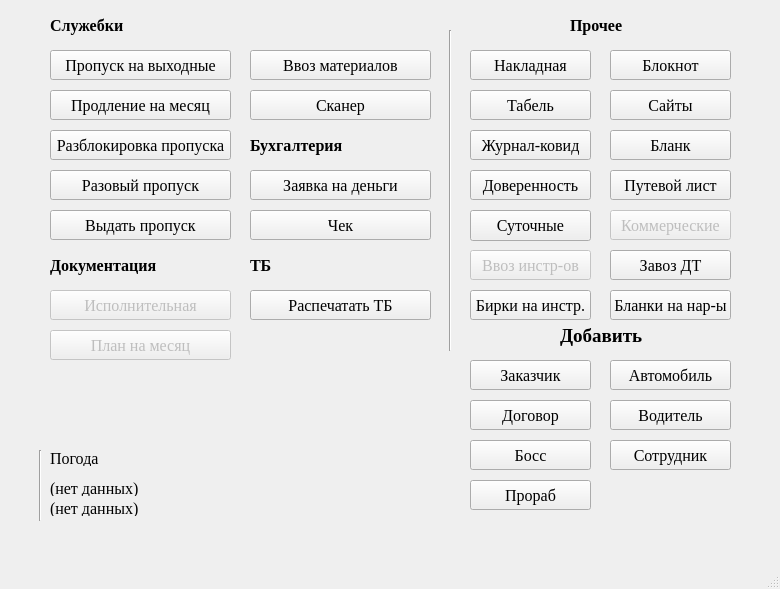
First picture: the form in notebook/sourse/ui_files/main_menu.ui, repository SmolPO/my_helper, before the edit.
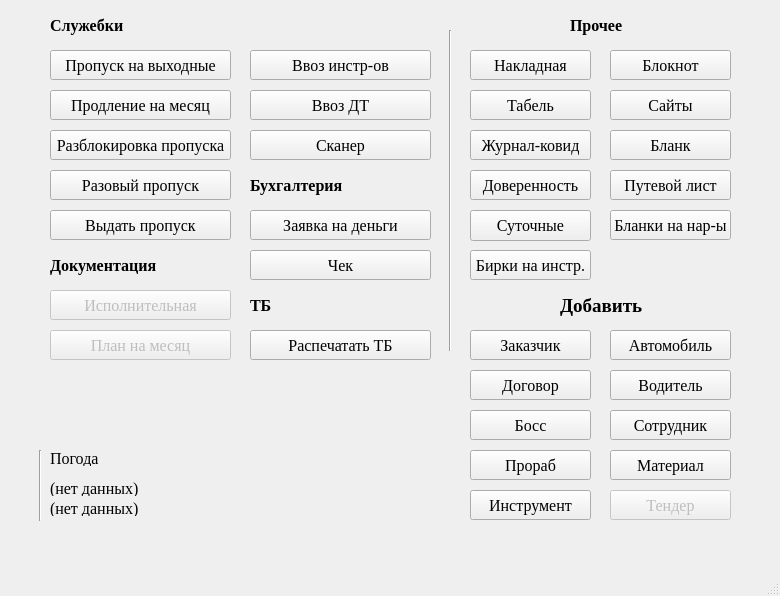
Second picture: the form after the edit.

Diff of the .ui file:
```diff
--- a/notebook/sourse/ui_files/main_menu.ui
+++ b/notebook/sourse/ui_files/main_menu.ui
@@ -7,7 +7,7 @@
     <x>0</x>
     <y>0</y>
     <width>780</width>
-    <height>589</height>
+    <height>596</height>
    </rect>
   </property>
   <property name="windowTitle">
@@ -113,7 +113,7 @@
     <property name="geometry">
      <rect>
       <x>470</x>
-      <y>360</y>
+      <y>330</y>
       <width>121</width>
       <height>30</height>
      </rect>
@@ -132,7 +132,7 @@
     <property name="geometry">
      <rect>
       <x>610</x>
-      <y>440</y>
+      <y>410</y>
       <width>121</width>
       <height>30</height>
      </rect>
@@ -249,9 +249,9 @@
    <widget class="QPushButton" name="b_new_material">
     <property name="geometry">
      <rect>
-      <x>250</x>
-      <y>50</y>
-      <width>181</width>
+      <x>610</x>
+      <y>450</y>
+      <width>121</width>
       <height>30</height>
      </rect>
     </property>
@@ -262,7 +262,7 @@
      </font>
     </property>
     <property name="text">
-     <string>Ввоз материалов</string>
+     <string>Материал</string>
     </property>
    </widget>
    <widget class="QPushButton" name="b_get_money">
@@ -272,7 +272,7 @@
     <property name="geometry">
      <rect>
       <x>250</x>
-      <y>170</y>
+      <y>210</y>
       <width>181</width>
       <height>30</height>
      </rect>
@@ -331,7 +331,7 @@
     <property name="geometry">
      <rect>
       <x>250</x>
-      <y>130</y>
+      <y>170</y>
       <width>121</width>
       <height>30</height>
      </rect>
@@ -351,7 +351,7 @@
     <property name="geometry">
      <rect>
       <x>250</x>
-      <y>250</y>
+      <y>290</y>
       <width>91</width>
       <height>30</height>
      </rect>
@@ -412,7 +412,7 @@
     <property name="geometry">
      <rect>
       <x>250</x>
-      <y>90</y>
+      <y>130</y>
       <width>181</width>
       <height>30</height>
      </rect>
@@ -431,7 +431,7 @@
     <property name="geometry">
      <rect>
       <x>470</x>
-      <y>440</y>
+      <y>410</y>
       <width>121</width>
       <height>30</height>
      </rect>
@@ -469,7 +469,7 @@
     <property name="geometry">
      <rect>
       <x>470</x>
-      <y>400</y>
+      <y>370</y>
       <width>121</width>
       <height>30</height>
      </rect>
@@ -488,7 +488,7 @@
     <property name="geometry">
      <rect>
       <x>470</x>
-      <y>480</y>
+      <y>450</y>
       <width>121</width>
       <height>30</height>
      </rect>
@@ -526,7 +526,7 @@
     <property name="geometry">
      <rect>
       <x>610</x>
-      <y>360</y>
+      <y>330</y>
       <width>121</width>
       <height>30</height>
      </rect>
@@ -545,7 +545,7 @@
     <property name="geometry">
      <rect>
       <x>610</x>
-      <y>400</y>
+      <y>370</y>
       <width>121</width>
       <height>30</height>
      </rect>
@@ -567,7 +567,7 @@
     <property name="geometry">
      <rect>
       <x>250</x>
-      <y>290</y>
+      <y>330</y>
       <width>181</width>
       <height>30</height>
      </rect>
@@ -642,7 +642,7 @@
     <property name="geometry">
      <rect>
       <x>250</x>
-      <y>210</y>
+      <y>250</y>
       <width>181</width>
       <height>30</height>
      </rect>
@@ -680,7 +680,7 @@
     <property name="geometry">
      <rect>
       <x>560</x>
-      <y>320</y>
+      <y>290</y>
       <width>91</width>
       <height>31</height>
      </rect>
@@ -763,7 +763,7 @@
     <property name="geometry">
      <rect>
       <x>610</x>
-      <y>210</y>
+      <y>490</y>
       <width>121</width>
       <height>30</height>
      </rect>
@@ -775,7 +775,7 @@
      </font>
     </property>
     <property name="text">
-     <string>Коммерческие</string>
+     <string>Тендер</string>
     </property>
    </widget>
    <widget class="QPushButton" name="b_days">
@@ -799,13 +799,13 @@
    </widget>
    <widget class="QPushButton" name="b_tools">
     <property name="enabled">
-     <bool>false</bool>
+     <bool>true</bool>
     </property>
     <property name="geometry">
      <rect>
-      <x>470</x>
-      <y>250</y>
-      <width>121</width>
+      <x>250</x>
+      <y>50</y>
+      <width>181</width>
       <height>30</height>
      </rect>
     </property>
@@ -822,9 +822,9 @@
    <widget class="QPushButton" name="b_dt">
     <property name="geometry">
      <rect>
-      <x>610</x>
-      <y>250</y>
-      <width>121</width>
+      <x>250</x>
+      <y>90</y>
+      <width>181</width>
       <height>30</height>
      </rect>
     </property>
@@ -835,14 +835,14 @@
      </font>
     </property>
     <property name="text">
-     <string>Завоз ДТ</string>
+     <string>Ввоз ДТ</string>
     </property>
    </widget>
    <widget class="QPushButton" name="b_birki">
     <property name="geometry">
      <rect>
       <x>470</x>
-      <y>290</y>
+      <y>250</y>
       <width>121</width>
       <height>30</height>
      </rect>
@@ -861,7 +861,7 @@
     <property name="geometry">
      <rect>
       <x>610</x>
-      <y>290</y>
+      <y>210</y>
       <width>121</width>
       <height>30</height>
      </rect>
@@ -876,6 +876,25 @@
      <string>Бланки на нар-ы</string>
     </property>
    </widget>
+   <widget class="QPushButton" name="b_new_tool">
+    <property name="geometry">
+     <rect>
+      <x>470</x>
+      <y>490</y>
+      <width>121</width>
+      <height>30</height>
+     </rect>
+    </property>
+    <property name="font">
+     <font>
+      <family>Times New Roman</family>
+      <pointsize>12</pointsize>
+     </font>
+    </property>
+    <property name="text">
+     <string>Инструмент</string>
+    </property>
+   </widget>
   </widget>
   <widget class="QStatusBar" name="statusbar"/>
   <widget class="QMenuBar" name="menu">
```
Left out of the diff: 2 changed lines with no effect on the pictures.
